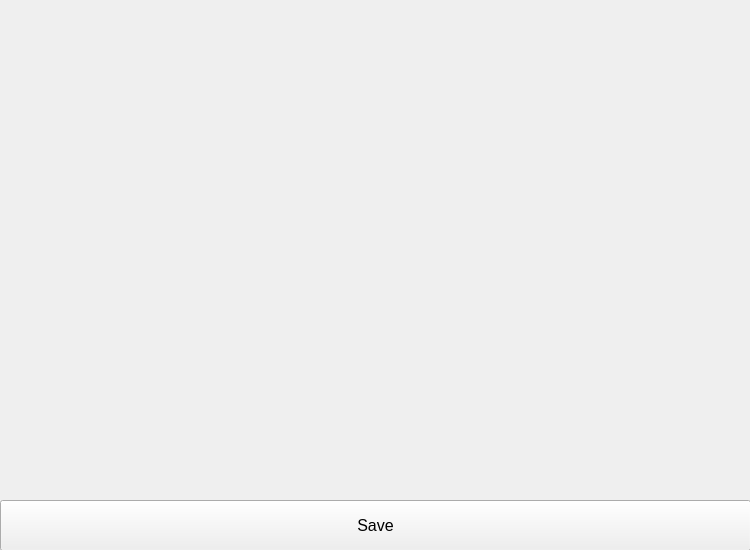
Before: the Qt Designer form graph.ui in AndrewAbramow/Q5-temperature-controller, drawn with Qt 5.
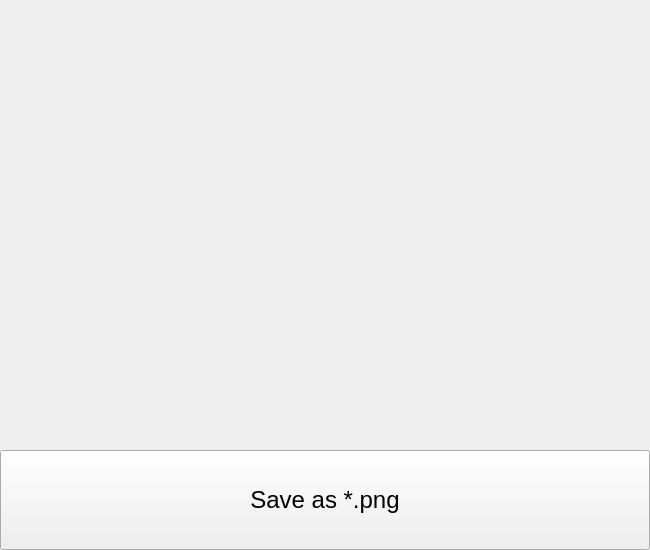
After: the same form once the commit is applied.

```diff
--- a/graph.ui
+++ b/graph.ui
@@ -6,7 +6,7 @@
    <rect>
     <x>0</x>
     <y>0</y>
-    <width>750</width>
+    <width>650</width>
     <height>550</height>
    </rect>
   </property>
@@ -18,7 +18,7 @@
     <rect>
      <x>0</x>
      <y>0</y>
-     <width>750</width>
+     <width>650</width>
      <height>500</height>
     </rect>
    </property>
@@ -28,19 +28,19 @@
    <property name="geometry">
     <rect>
      <x>0</x>
-     <y>500</y>
-     <width>751</width>
-     <height>51</height>
+     <y>450</y>
+     <width>650</width>
+     <height>100</height>
     </rect>
    </property>
    <property name="font">
     <font>
      <family>Ubuntu</family>
-     <pointsize>12</pointsize>
+     <pointsize>18</pointsize>
     </font>
    </property>
    <property name="text">
-    <string>Save</string>
+    <string>Save as *.png</string>
    </property>
   </widget>
  </widget>
```
